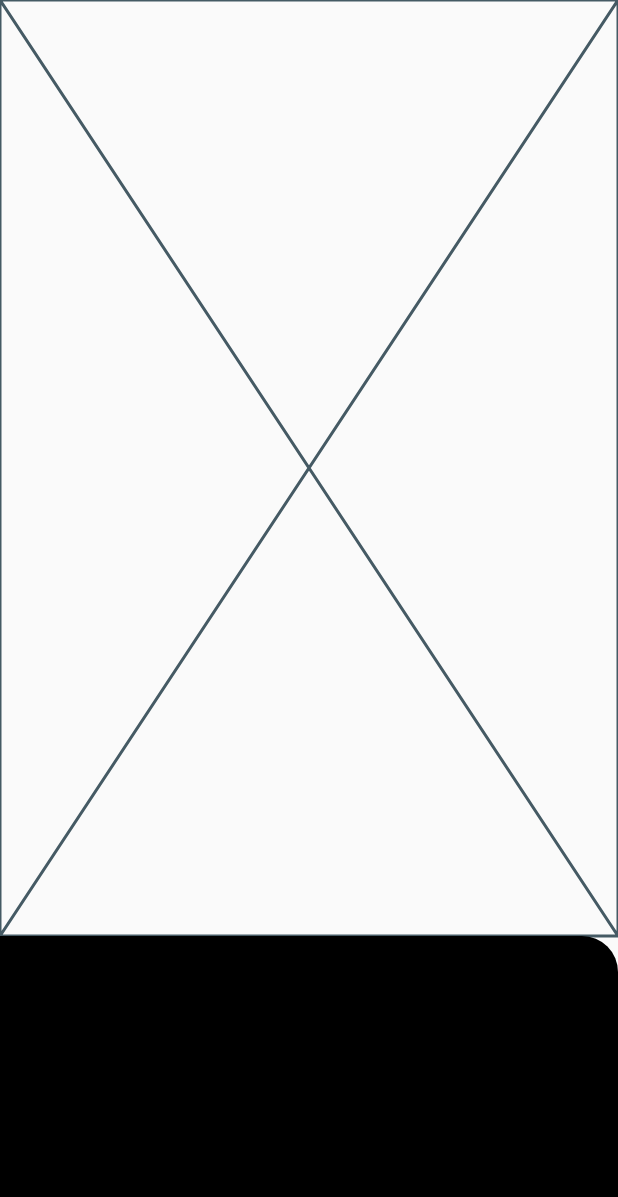
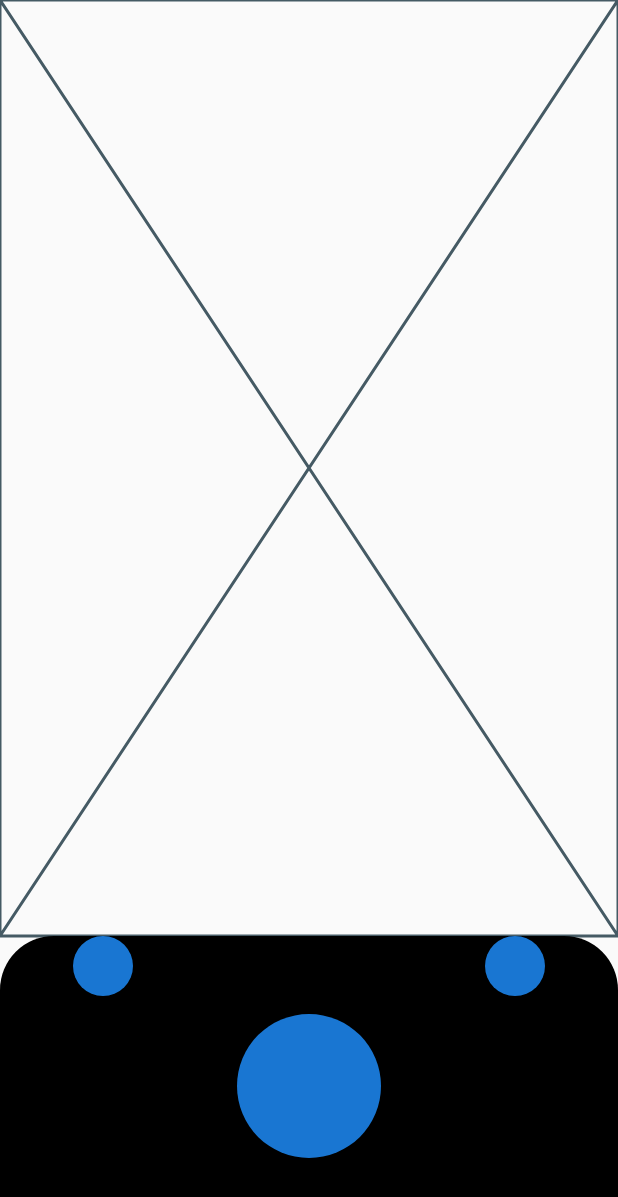
Before and after one commit to JAICHANGPARK/flutter_notebook_18th_story, a Flutter app: the screen it shows after launch, on a phone screen of 412 x 824 dp. Shown: the top 1197 px of the screen. Run offline on Flutter 3.47's test engine with Material 2 defaults, Android fonts, the phone set to English and light mode, and no system bars; our stand-ins replace cached_network_image, flutter_lorem, flutter_riverpod, flutter_svg, freezed_annotation, go_router and 3 more.

Commit message:
Update treadmill_home_page.dart

```diff
--- a/lib/ep1070_treadmill_app/src/ui/treadmill_home_page.dart
+++ b/lib/ep1070_treadmill_app/src/ui/treadmill_home_page.dart
@@ -8,14 +8,38 @@ class TreadmillHomePage extends StatelessWidget {
     return Scaffold(
       body: Column(
         children: [
-          Expanded(child: Placeholder()),
+          const Expanded(
+            child: Placeholder(),
+          ),
           Container(
             height: 200,
-            decoration: BoxDecoration(
+            decoration: const BoxDecoration(
               color: Colors.black,
               borderRadius: BorderRadius.only(
-                topRight: Radius.circular(24)
-              )
+                topRight: Radius.circular(36),
+                topLeft: Radius.circular(36),
+              ),
+
+            ),
+            child: Row(
+              children: [
+                Expanded(child:  Column(
+                  children: [
+                    CircleAvatar()
+                  ],
+                ),),
+                Expanded(child: Center(
+                  child: CircleAvatar(
+                    radius: 48,
+                  ),
+                )),
+                Expanded(child:  Column(
+                  children: [
+                    CircleAvatar()
+                  ],
+                ),),
+
+              ],
             ),
           )
         ],
```
